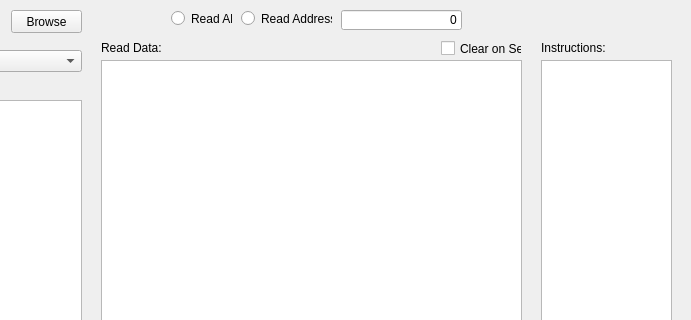
Old version of the form src/user-interfaces/gui-programmer.ui in the repository Donn13Darko/uC_Interfacer; both pictures show x 359 to 1050 and y 0 to 320 of the 1050 by 420 pixel window.
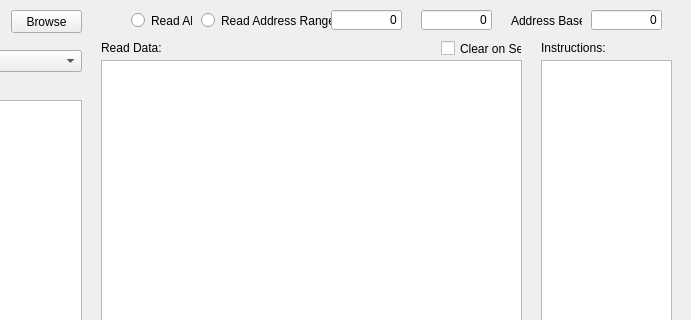
New version of the form.

What changed in the file:
```diff
--- a/src/user-interfaces/gui-programmer.ui
+++ b/src/user-interfaces/gui-programmer.ui
@@ -159,10 +159,10 @@
   <widget class="QRadioButton" name="ReadAll_Radio">
    <property name="geometry">
     <rect>
-     <x>530</x>
+     <x>490</x>
      <y>10</y>
      <width>61</width>
-     <height>17</height>
+     <height>21</height>
     </rect>
    </property>
    <property name="text">
@@ -175,14 +175,14 @@
   <widget class="QRadioButton" name="ReadAddr_Radio">
    <property name="geometry">
     <rect>
-     <x>600</x>
+     <x>560</x>
      <y>10</y>
-     <width>91</width>
-     <height>17</height>
+     <width>131</width>
+     <height>21</height>
     </rect>
    </property>
    <property name="text">
-    <string>Read Address</string>
+    <string>Read Address Range: </string>
    </property>
    <attribute name="buttonGroup">
     <string notr="true">ReadData_RadioGroup</string>
@@ -191,9 +191,9 @@
   <widget class="QLineEdit" name="ReadAddr_LineEdit">
    <property name="geometry">
     <rect>
-     <x>700</x>
+     <x>690</x>
      <y>10</y>
-     <width>121</width>
+     <width>71</width>
      <height>20</height>
     </rect>
    </property>
@@ -421,6 +421,51 @@
     <string>Clear on Set</string>
    </property>
   </widget>
+  <widget class="QLineEdit" name="ReadAddrUpper_LineEdit">
+   <property name="geometry">
+    <rect>
+     <x>780</x>
+     <y>10</y>
+     <width>71</width>
+     <height>20</height>
+    </rect>
+   </property>
+   <property name="text">
+    <string>0</string>
+   </property>
+   <property name="alignment">
+    <set>Qt::AlignRight|Qt::AlignTrailing|Qt::AlignVCenter</set>
+   </property>
+  </widget>
+  <widget class="QLineEdit" name="ReadAddrBase_LineEdit">
+   <property name="geometry">
+    <rect>
+     <x>950</x>
+     <y>10</y>
+     <width>71</width>
+     <height>20</height>
+    </rect>
+   </property>
+   <property name="text">
+    <string>0</string>
+   </property>
+   <property name="alignment">
+    <set>Qt::AlignRight|Qt::AlignTrailing|Qt::AlignVCenter</set>
+   </property>
+  </widget>
+  <widget class="QLabel" name="ReadAddrBase_Label">
+   <property name="geometry">
+    <rect>
+     <x>870</x>
+     <y>10</y>
+     <width>71</width>
+     <height>21</height>
+    </rect>
+   </property>
+   <property name="text">
+    <string>Address Base:</string>
+   </property>
+  </widget>
  </widget>
  <resources/>
  <connections/>
```
Left out of the diff: 4 changed lines with no effect on the pictures.
